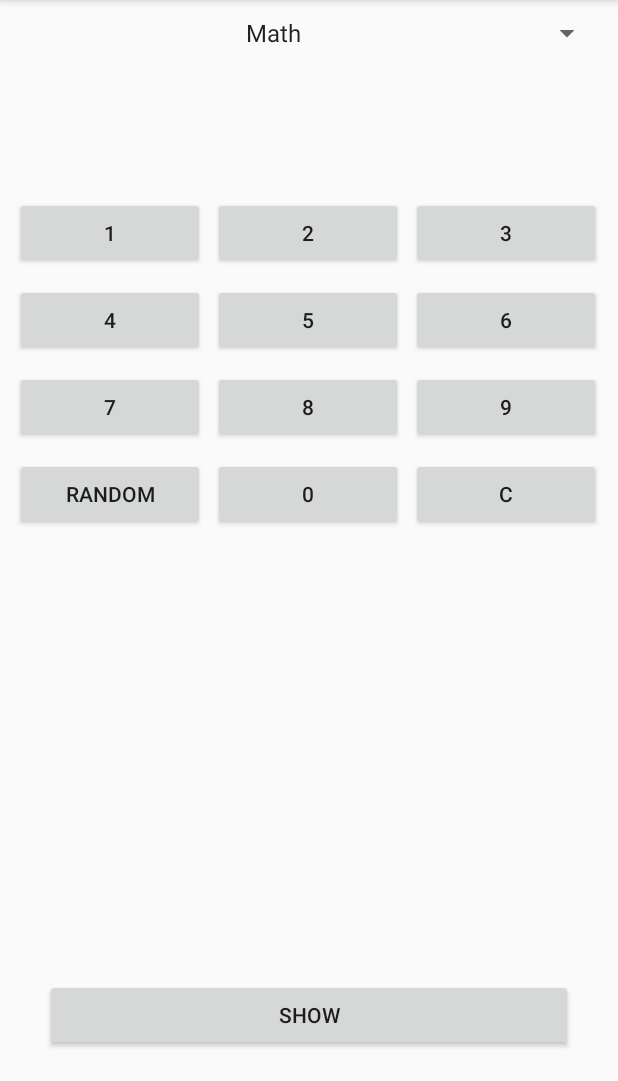
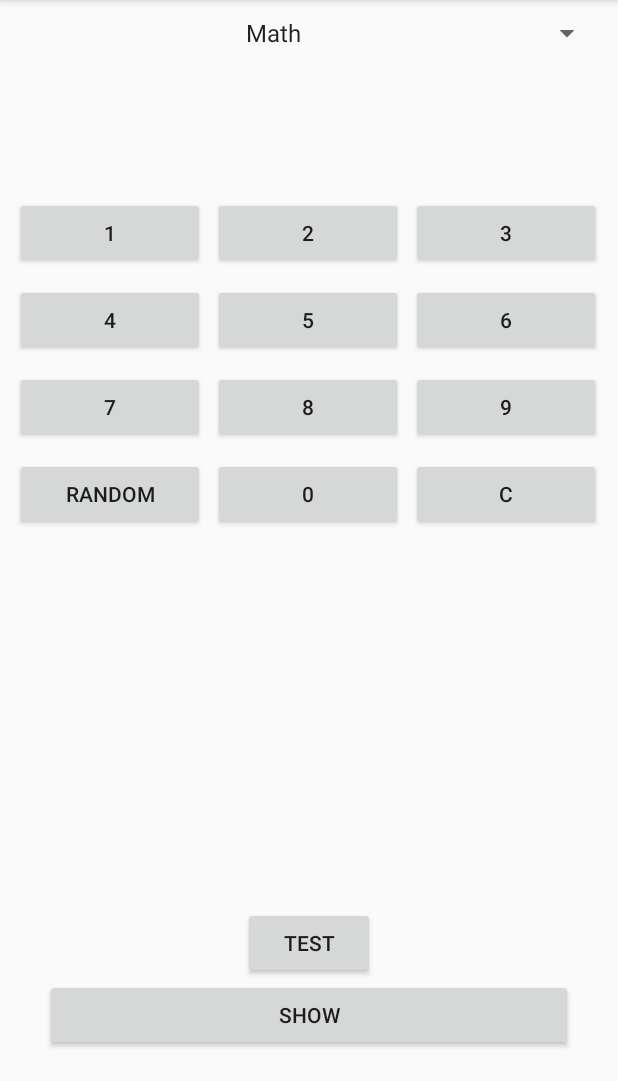
Before and after one commit to eliasLoker/Numbers, an Android app: the screen it shows after launch (MainActivity), on a phone screen of 412 x 824 dp, the part 155-1236 px from its top. Run offline under Robolectric (Android 15) with nearby library versions, the phone set to English and light mode, and no system bars; our stand-ins replace data binding; 5 statements that could not run were skipped.

Commit message:
- добавил тестовую кнопку для записи в БД

```diff
--- a/app/src/main/java/com/example/myplaceinfo/number/NumberFragment.kt
+++ b/app/src/main/java/com/example/myplaceinfo/number/NumberFragment.kt
@@ -29,7 +29,7 @@ import retrofit2.Response
 class NumberFragment : Fragment() {
 
     private var mNumberViewModel: NumberViewModel? = null
-    private var mFragmentShowIpBinding: com.example.myplaceinfo.databinding.FragmentShowIpBinding? = null
+    private var mFragmentShowIpBinding: com.example.myplaceinfo.databinding.FragmentNumberBinding? = null
 
     override fun onCreate(savedInstanceState: Bundle?) {
         super.onCreate(savedInstanceState)
@@ -39,7 +39,7 @@ class NumberFragment : Fragment() {
     }
 
     override fun onCreateView(inflater: LayoutInflater, container: ViewGroup?, savedInstanceState: Bundle?): View? {
-        mFragmentShowIpBinding = DataBindingUtil.inflate(inflater, R.layout.fragment_show_ip, container, false)
+        mFragmentShowIpBinding = DataBindingUtil.inflate(inflater, R.layout.fragment_number, container, false)
         mFragmentShowIpBinding!!.viewModel = mNumberViewModel
         init()
         return mFragmentShowIpBinding!!.root
--- a/app/src/main/java/com/example/myplaceinfo/number/viewmodel/NumberViewModel.kt
+++ b/app/src/main/java/com/example/myplaceinfo/number/viewmodel/NumberViewModel.kt
@@ -33,4 +33,6 @@ interface NumberViewModel {
 
   fun onResponseCallback(message: String?)
 
+  fun onClickTestButton()
+
 }
--- a/app/src/main/java/com/example/myplaceinfo/number/viewmodel/NumberViewModelImpl.kt
+++ b/app/src/main/java/com/example/myplaceinfo/number/viewmodel/NumberViewModelImpl.kt
@@ -76,4 +76,8 @@ class NumberViewModelImpl(numberInteractor: NumberInteractor) : ViewModel(), Num
         this.message = message
         Log.d("NVM", this.message)
     }
+
+    override fun onClickTestButton() {
+        TODO("not implemented") //To change body of created functions use File | Settings | File Templates.
+    }
 }
--- a/app/src/main/res/layout/fragment_show_ip.xml
+++ b/app/src/main/res/layout/fragment_number.xml
@@ -115,6 +115,7 @@
         </TableLayout>
 
         <Button
+                android:id="@+id/show_button"
                 android:layout_width="0dp"
                 android:layout_height="wrap_content"
                 android:text="Show"
@@ -125,5 +126,14 @@
                 app:layout_constraintStart_toStartOf="@id/table_layout"
                 app:layout_constraintEnd_toEndOf="@id/table_layout"
                 app:layout_constraintBottom_toBottomOf="parent"/>
+
+        <Button
+                android:layout_width="wrap_content"
+                android:layout_height="wrap_content"
+                android:text="test"
+                android:onClick="@{() -> viewModel.onClickTestButton()}"
+                app:layout_constraintBottom_toTopOf="@id/show_button"
+                app:layout_constraintStart_toStartOf="parent"
+                app:layout_constraintEnd_toEndOf="parent"/>
     </androidx.constraintlayout.widget.ConstraintLayout>
 </layout>
```
